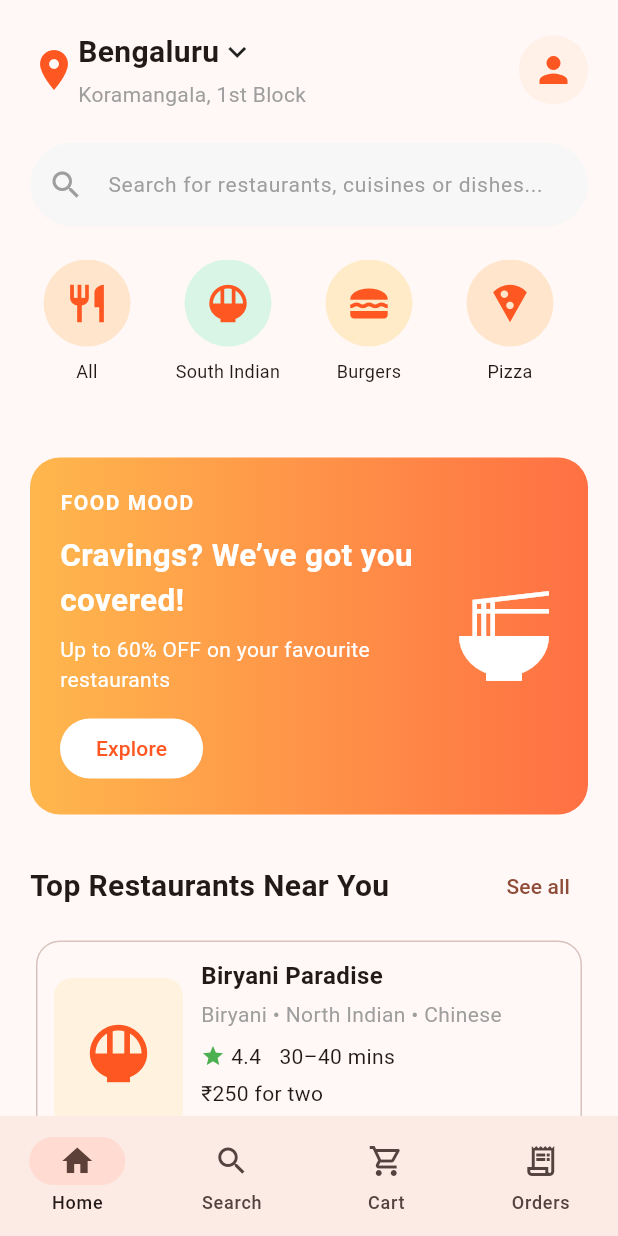
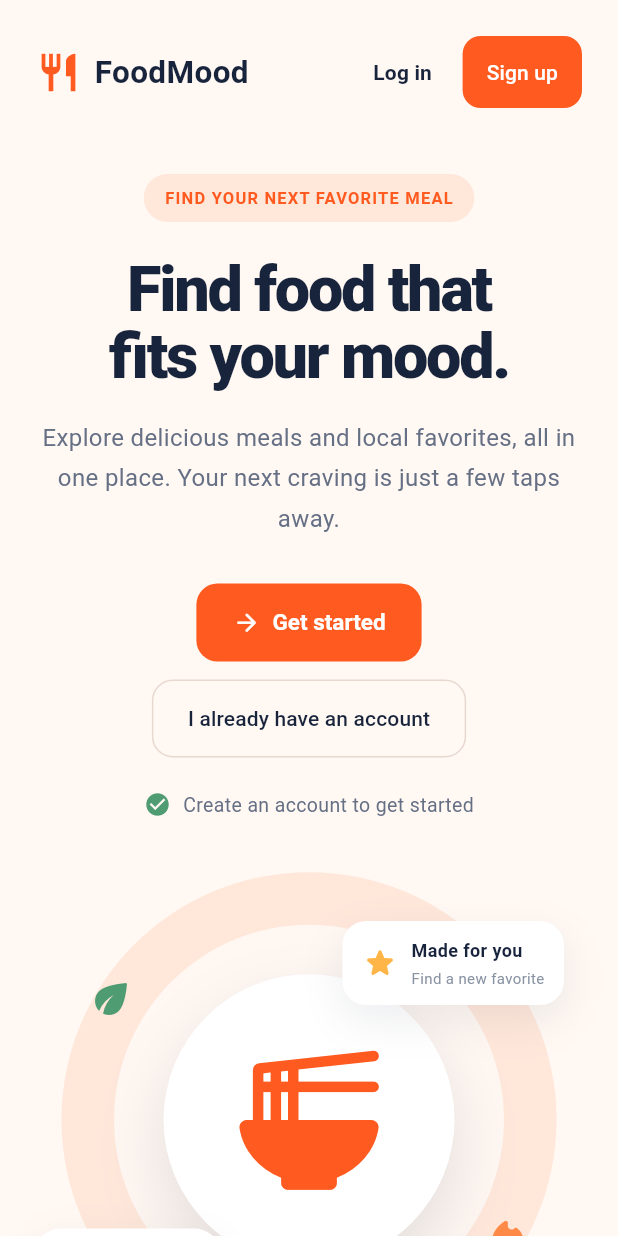
Before and after one commit to Youraj9/FlutterProject, a Flutter app: the screen it shows after launch, on a phone screen of 412 x 824 dp. Run offline on Flutter 3.47's test engine with Material 3 defaults, Android fonts, the phone set to English and light mode, and no system bars; our stand-ins replace flutter_secure_storage.

Commit message:
some changes

```diff
--- a/lib/config/api_config.dart
+++ b/lib/config/api_config.dart
@@ -1,5 +1,9 @@
+import 'package:flutter/foundation.dart';
+
 class ApiConfig {
-  static const String baseUrl = 'http://10.0.2.2:3000/api';
+  static const String baseUrl = kIsWeb
+      ? 'http://localhost:3000/api'
+      : 'http://10.0.2.2:3000/api';
 
   static const String signup = '$baseUrl/auth/signup';
   static const String login = '$baseUrl/auth/login';
--- a/lib/main.dart
+++ b/lib/main.dart
@@ -1,7 +1,10 @@
 import 'package:flutter/material.dart';
 
 import 'screens/Homescreen.dart';
+import 'screens/landing.dart';
+import 'screens/Login.dart';
 import 'screens/Mainpage.dart';
+import 'screens/signups.dart';
 
 import 'package:sideproject/widgets/Trailup.dart';
 
@@ -56,8 +59,13 @@ class Swiggy12 extends StatelessWidget {
         colorScheme: ColorScheme.fromSeed(seedColor: Colors.deepOrange),
         useMaterial3: true,
       ),
-      // home: HomeScreen1(),
-      home: MainScreen(),
+      home: const Landing(),
+      routes: {
+        '/landing': (context) => const Landing(),
+        '/login': (context) => const Login(),
+        '/signup': (context) => const Signup(),
+        '/home': (context) => const MainScreen(),
+      },
     );
   }
 }
--- a/lib/screens/Login.dart
+++ b/lib/screens/Login.dart
@@ -54,8 +54,7 @@ class _LoginState extends State<Login> {
         ),
       );
 
-      // Later: Navigate to the FoodMood home page.
-      // Navigator.pushReplacementNamed(context, '/home');
+      Navigator.pushReplacementNamed(context, '/home');
     } catch (error) {
       if (!mounted) return;
 
--- /dev/null
+++ b/lib/screens/landing.dart
@@ -0,0 +1,365 @@
+import 'package:flutter/material.dart';
+
+class Landing extends StatelessWidget {
+  const Landing({super.key});
+
+  static const _ink = Color(0xFF18243B);
+  static const _orange = Color(0xFFFF5A1F);
+  static const _background = Color(0xFFFFF8F3);
+
+  void _openLogin(BuildContext context) {
+    Navigator.pushNamed(context, '/login');
+  }
+
+  void _openSignup(BuildContext context) {
+    Navigator.pushNamed(context, '/signup');
+  }
+
+  @override
+  Widget build(BuildContext context) {
+    return Scaffold(
+      backgroundColor: _background,
+      body: SafeArea(
+        child: LayoutBuilder(
+          builder: (context, constraints) {
+            final isWide = constraints.maxWidth >= 760;
+            return SingleChildScrollView(
+              padding: EdgeInsets.symmetric(
+                horizontal: isWide ? 48 : 24,
+                vertical: 24,
+              ),
+              child: Center(
+                child: ConstrainedBox(
+                  constraints: const BoxConstraints(maxWidth: 1160),
+                  child: Column(
+                    children: [
+                      _buildHeader(context, isWide),
+                      SizedBox(height: isWide ? 72 : 44),
+                      if (isWide)
+                        Row(
+                          children: [
+                            Expanded(child: _buildMessage(context, true)),
+                            const SizedBox(width: 56),
+                            const Expanded(child: _FoodIllustration()),
+                          ],
+                        )
+                      else
+                        Column(
+                          children: [
+                            _buildMessage(context, false),
+                            const SizedBox(height: 32),
+                            const _FoodIllustration(),
+                          ],
+                        ),
+                      const SizedBox(height: 48),
+                      const Text(
+                        'Good food, good mood.',
+                        style: TextStyle(
+                          color: Color(0xFF8993A3),
+                          fontSize: 13,
+                        ),
+                      ),
+                    ],
+                  ),
+                ),
+              ),
+            );
+          },
+        ),
+      ),
+    );
+  }
+
+  Widget _buildHeader(BuildContext context, bool isWide) {
+    return Row(
+      children: [
+        const Icon(Icons.restaurant, color: _orange, size: 30),
+        const SizedBox(width: 9),
+        const Text(
+          'FoodMood',
+          style: TextStyle(
+            color: _ink,
+            fontSize: 21,
+            fontWeight: FontWeight.w700,
+          ),
+        ),
+        const Spacer(),
+        TextButton(
+          onPressed: () => _openLogin(context),
+          child: const Text(
+            'Log in',
+            style: TextStyle(color: _ink, fontWeight: FontWeight.w600),
+          ),
+        ),
+        const SizedBox(width: 8),
+        FilledButton(
+          onPressed: () => _openSignup(context),
+          style: FilledButton.styleFrom(
+            backgroundColor: _orange,
+            foregroundColor: Colors.white,
+            padding: EdgeInsets.symmetric(
+              horizontal: isWide ? 22 : 16,
+              vertical: 14,
+            ),
+            shape: RoundedRectangleBorder(
+              borderRadius: BorderRadius.circular(12),
+            ),
+          ),
+          child: const Text('Sign up'),
+        ),
+      ],
+    );
+  }
+
+  Widget _buildMessage(BuildContext context, bool isWide) {
+    return Column(
+      crossAxisAlignment: isWide
+          ? CrossAxisAlignment.start
+          : CrossAxisAlignment.center,
+      children: [
+        Container(
+          padding: const EdgeInsets.symmetric(horizontal: 14, vertical: 8),
+          decoration: BoxDecoration(
+            color: const Color(0xFFFFE7DA),
+            borderRadius: BorderRadius.circular(30),
+          ),
+          child: const Text(
+            'FIND YOUR NEXT FAVORITE MEAL',
+            style: TextStyle(
+              color: _orange,
+              fontSize: 11,
+              fontWeight: FontWeight.w700,
+              letterSpacing: 0.8,
+            ),
+          ),
+        ),
+        const SizedBox(height: 22),
+        Text(
+          'Find food that\nfits your mood.',
+          textAlign: isWide ? TextAlign.left : TextAlign.center,
+          style: TextStyle(
+            color: _ink,
+            fontSize: isWide ? 58 : 42,
+            height: 1.08,
+            fontWeight: FontWeight.w800,
+            letterSpacing: -1.5,
+          ),
+        ),
+        const SizedBox(height: 18),
+        ConstrainedBox(
+          constraints: const BoxConstraints(maxWidth: 470),
+          child: Text(
+            'Explore delicious meals and local favorites, '
+            'all in one place. Your next craving is just a few taps away.',
+            textAlign: isWide ? TextAlign.left : TextAlign.center,
+            style: const TextStyle(
+              color: Color(0xFF667085),
+              fontSize: 16,
+              height: 1.7,
+            ),
+          ),
+        ),
+        const SizedBox(height: 30),
+        Wrap(
+          alignment: isWide ? WrapAlignment.start : WrapAlignment.center,
+          spacing: 12,
+          runSpacing: 12,
+          children: [
+            SizedBox(
+              height: 52,
+              child: FilledButton.icon(
+                onPressed: () => _openSignup(context),
+                icon: const Icon(Icons.arrow_forward_rounded, size: 19),
+                label: const Text('Get started'),
+                style: FilledButton.styleFrom(
+                  backgroundColor: _orange,
+                  foregroundColor: Colors.white,
+                  padding: const EdgeInsets.symmetric(horizontal: 24),
+                  textStyle: const TextStyle(
+                    fontSize: 15,
+                    fontWeight: FontWeight.w700,
+                  ),
+                  shape: RoundedRectangleBorder(
+                    borderRadius: BorderRadius.circular(14),
+                  ),
+                ),
+              ),
+            ),
+            SizedBox(
+              height: 52,
+              child: OutlinedButton(
+                onPressed: () => _openLogin(context),
+                style: OutlinedButton.styleFrom(
+                  foregroundColor: _ink,
+                  side: const BorderSide(color: Color(0xFFE8D9D0)),
+                  padding: const EdgeInsets.symmetric(horizontal: 24),
+                  shape: RoundedRectangleBorder(
+                    borderRadius: BorderRadius.circular(14),
+                  ),
+                ),
+                child: const Text('I already have an account'),
+              ),
+            ),
+          ],
+        ),
+        const SizedBox(height: 22),
+        const Row(
+          mainAxisSize: MainAxisSize.min,
+          children: [
+            Icon(Icons.check_circle, color: Color(0xFF4F9B72), size: 18),
+            SizedBox(width: 8),
+            Flexible(
+              child: Text(
+                'Create an account to get started',
+                style: TextStyle(color: Color(0xFF667085), fontSize: 13),
+              ),
+            ),
+          ],
+        ),
+      ],
+    );
+  }
+}
+
+class _FoodIllustration extends StatelessWidget {
+  const _FoodIllustration();
+
+  @override
+  Widget build(BuildContext context) {
+    return AspectRatio(
+      aspectRatio: 1.08,
+      child: Stack(
+        alignment: Alignment.center,
+        children: [
+          Container(
+            width: 330,
+            height: 330,
+            decoration: const BoxDecoration(
+              color: Color(0xFFFFE7DA),
+              shape: BoxShape.circle,
+            ),
+          ),
+          Container(
+            width: 260,
+            height: 260,
+            decoration: BoxDecoration(
+              color: Colors.white.withValues(alpha: 0.65),
+              shape: BoxShape.circle,
+            ),
+          ),
+          Container(
+            width: 194,
+            height: 194,
+            decoration: BoxDecoration(
+              color: Colors.white,
+              shape: BoxShape.circle,
+              boxShadow: [
+                BoxShadow(
+                  color: const Color(0xFF18243B).withValues(alpha: 0.12),
+                  blurRadius: 38,
+                  offset: const Offset(0, 20),
+                ),
+              ],
+            ),
+            child: const Icon(
+              Icons.ramen_dining_rounded,
+              color: Color(0xFFFF5A1F),
+              size: 112,
+            ),
+          ),
+          const Positioned(
+            top: 36,
+            right: 12,
+            child: _FloatingLabel(
+              icon: Icons.star_rounded,
+              iconColor: Color(0xFFFFB547),
+              title: 'Made for you',
+              subtitle: 'Find a new favorite',
+            ),
+          ),
+          const Positioned(
+            bottom: 40,
+            left: 0,
+            child: _FloatingLabel(
+              icon: Icons.favorite_rounded,
+              iconColor: Color(0xFFFF5A1F),
+              title: 'Good food',
+              subtitle: 'Better moods',
+            ),
+          ),
+          const Positioned(
+            top: 72,
+            left: 34,
+            child: Icon(Icons.eco_rounded, color: Color(0xFF4F9B72), size: 32),
+          ),
+          const Positioned(
+            bottom: 74,
+            right: 34,
+            child: Icon(
+              Icons.local_fire_department_rounded,
+              color: Color(0xFFFF8A47),
+              size: 31,
+            ),
+          ),
+        ],
+      ),
+    );
+  }
+}
+
+class _FloatingLabel extends StatelessWidget {
+  const _FloatingLabel({
+    required this.icon,
+    required this.iconColor,
+    required this.title,
+    required this.subtitle,
+  });
+
+  final IconData icon;
+  final Color iconColor;
+  final String title;
+  final String subtitle;
+
+  @override
+  Widget build(BuildContext context) {
+    return Container(
+      padding: const EdgeInsets.symmetric(horizontal: 13, vertical: 11),
+      decoration: BoxDecoration(
+        color: Colors.white,
+        borderRadius: BorderRadius.circular(16),
+        boxShadow: [
+          BoxShadow(
+            color: const Color(0xFF18243B).withValues(alpha: 0.08),
+            blurRadius: 24,
+            offset: const Offset(0, 10),
+          ),
+        ],
+      ),
+      child: Row(
+        mainAxisSize: MainAxisSize.min,
+        children: [
+          Icon(icon, color: iconColor, size: 24),
+          const SizedBox(width: 9),
+          Column(
+            crossAxisAlignment: CrossAxisAlignment.start,
+            children: [
+              Text(
+                title,
+                style: const TextStyle(
+                  color: Color(0xFF18243B),
+                  fontSize: 12,
+                  fontWeight: FontWeight.w700,
+                ),
+              ),
+              const SizedBox(height: 3),
+              Text(
+                subtitle,
+                style: const TextStyle(color: Color(0xFF8993A3), fontSize: 10),
+              ),
+            ],
+          ),
+        ],
+      ),
+    );
+  }
+}
```
Also changed, not shown: lib/screens/signups.dart (+61 -31 lines), lib/services/auth_service.dart (+105 -38 lines).
